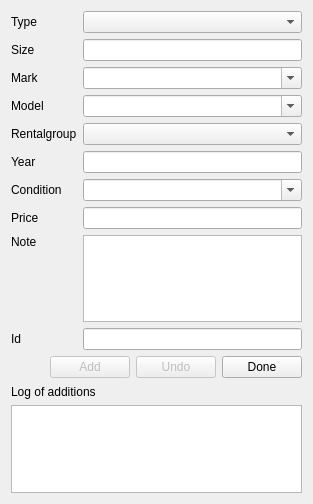
Above: addnewitemdialog.ui from RoskildeSkiklub/ssfh before the change. Below: the same form after it.
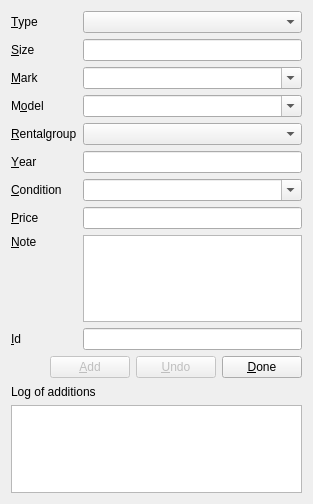
That is the form after the change.

Commit message: Added keyboard shortcuts and tab order to dialogs

Patch:
```diff
--- a/addnewitemdialog.ui
+++ b/addnewitemdialog.ui
@@ -17,7 +17,7 @@
    <item row="0" column="0">
     <widget class="QLabel" name="label_2">
      <property name="text">
-      <string>Type</string>
+      <string>&amp;Type</string>
      </property>
      <property name="buddy">
       <cstring>input_type_comboBox</cstring>
@@ -34,7 +34,7 @@
    <item row="1" column="0">
     <widget class="QLabel" name="label_3">
      <property name="text">
-      <string>Size</string>
+      <string>&amp;Size</string>
      </property>
      <property name="buddy">
       <cstring>input_size_lineEdit</cstring>
@@ -47,7 +47,7 @@
    <item row="2" column="0">
     <widget class="QLabel" name="label_4">
      <property name="text">
-      <string>Mark</string>
+      <string>&amp;Mark</string>
      </property>
      <property name="buddy">
       <cstring>input_mark_comboBox</cstring>
@@ -64,7 +64,7 @@
    <item row="3" column="0">
     <widget class="QLabel" name="label_5">
      <property name="text">
-      <string>Model</string>
+      <string>M&amp;odel</string>
      </property>
      <property name="buddy">
       <cstring>input_model_comboBox</cstring>
@@ -81,7 +81,7 @@
    <item row="4" column="0" colspan="2">
     <widget class="QLabel" name="label_9">
      <property name="text">
-      <string>Rentalgroup</string>
+      <string>&amp;Rentalgroup</string>
      </property>
      <property name="buddy">
       <cstring>input_rentalgroup_comboBox</cstring>
@@ -98,7 +98,7 @@
    <item row="5" column="0">
     <widget class="QLabel" name="label_6">
      <property name="text">
-      <string>Year</string>
+      <string>&amp;Year</string>
      </property>
      <property name="buddy">
       <cstring>input_year_lineEdit</cstring>
@@ -111,7 +111,7 @@
    <item row="6" column="0" colspan="2">
     <widget class="QLabel" name="label_7">
      <property name="text">
-      <string>Condition</string>
+      <string>&amp;Condition</string>
      </property>
      <property name="buddy">
       <cstring>input_condition_comboBox</cstring>
@@ -128,7 +128,7 @@
    <item row="7" column="0">
     <widget class="QLabel" name="label_8">
      <property name="text">
-      <string>Price</string>
+      <string>&amp;Price</string>
      </property>
      <property name="buddy">
       <cstring>input_price_lineEdit</cstring>
@@ -141,7 +141,7 @@
    <item row="8" column="0">
     <widget class="QLabel" name="label_10">
      <property name="text">
-      <string>Note</string>
+      <string>&amp;Note</string>
      </property>
      <property name="alignment">
       <set>Qt::AlignLeading|Qt::AlignLeft|Qt::AlignTop</set>
@@ -161,7 +161,7 @@
    <item row="9" column="0">
     <widget class="QLabel" name="label">
      <property name="text">
-      <string>Id</string>
+      <string>&amp;Id</string>
      </property>
      <property name="buddy">
       <cstring>input_id_lineEdit</cstring>
@@ -192,7 +192,7 @@
         <bool>false</bool>
        </property>
        <property name="text">
-        <string>Add</string>
+        <string>&amp;Add</string>
        </property>
       </widget>
      </item>
@@ -202,14 +202,14 @@
         <bool>false</bool>
        </property>
        <property name="text">
-        <string>Undo</string>
+        <string>&amp;Undo</string>
        </property>
       </widget>
      </item>
      <item>
       <widget class="QPushButton" name="input_done_pushButton">
        <property name="text">
-        <string>Done</string>
+        <string>&amp;Done</string>
        </property>
       </widget>
      </item>
```
Left out of the diff: 1 changed line with no effect on the pictures. The commit also changes 1 other file.
